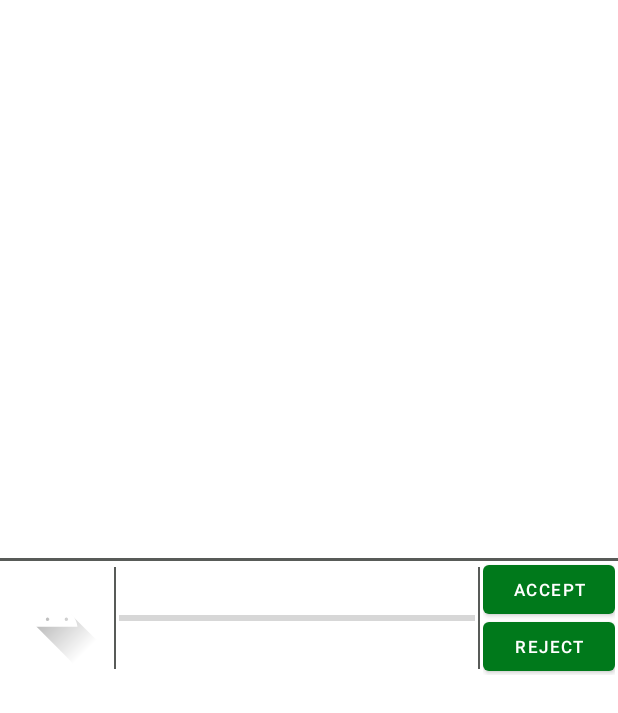
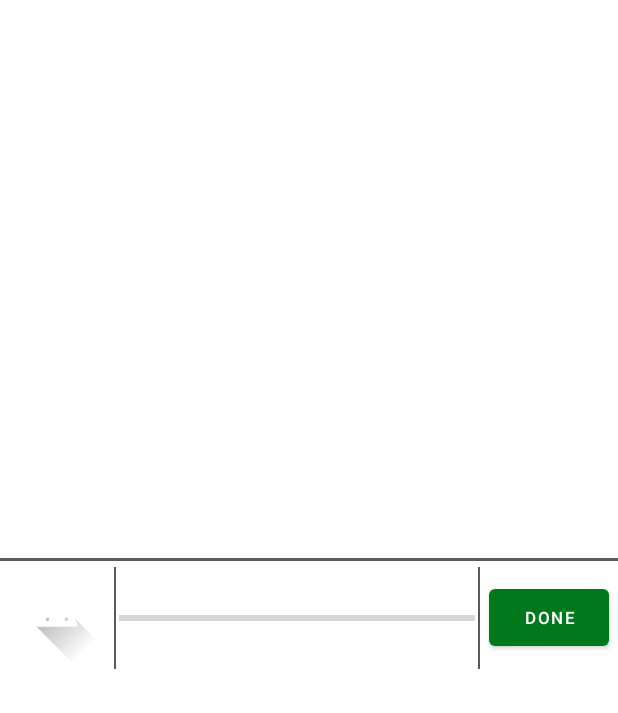
Before and after one commit to Adz946/TouchGrass, an Android app: the layout current_challenge_cell.xml on its own in the app's theme, with its tools: preview values and no code run, on a phone screen of 412 x 824 dp. Shown: the top 713 px of the screen. Run offline under Robolectric (Android 15) with nearby library versions, the phone set to English and light mode, and no system bars.

Commit message:
Added Done button Added title over challenge bar

```diff
--- a/TouchGrass App/app/src/main/res/layout/current_challenge_cell.xml
+++ b/TouchGrass App/app/src/main/res/layout/current_challenge_cell.xml
@@ -62,30 +62,15 @@
             android:layout_marginTop="4dp"
             android:layout_marginBottom="4dp"/>
 
-        <LinearLayout
-            android:layout_width="wrap_content"
-            android:layout_height="wrap_content"
-            android:layout_marginStart="2dp"
-            android:layout_marginEnd="2dp"
-            android:orientation="vertical">
-            <Button
-                android:layout_width="match_parent"
-                android:layout_height="48dp"
-                android:layout_weight="1"
-                android:layout_marginTop="-3dp"
-                android:layout_marginBottom="-3dp"
-                android:text="Accept"
-                android:textSize="11sp" />
-
-            <Button
-                android:layout_width="match_parent"
-                android:layout_height="48dp"
-                android:layout_weight="1"
-                android:layout_marginTop="-3dp"
-                android:layout_marginBottom="-3dp"
-                android:text="Reject"
-                android:textSize="11sp" />
-        </LinearLayout>
+        <Button
+            android:id="@+id/done_button"
+            android:layout_width="80dp"
+            android:layout_height="50dp"
+            android:layout_gravity="center"
+            android:layout_marginStart="6dp"
+            android:layout_marginEnd="6dp"
+            android:text="Done"
+            android:textSize="11sp"/>
 
     </LinearLayout>
 
```
Also changed, not shown: TouchGrass App/app/src/main/res/layout/incoming_challenge_cell.xml (+13 -11 lines).
